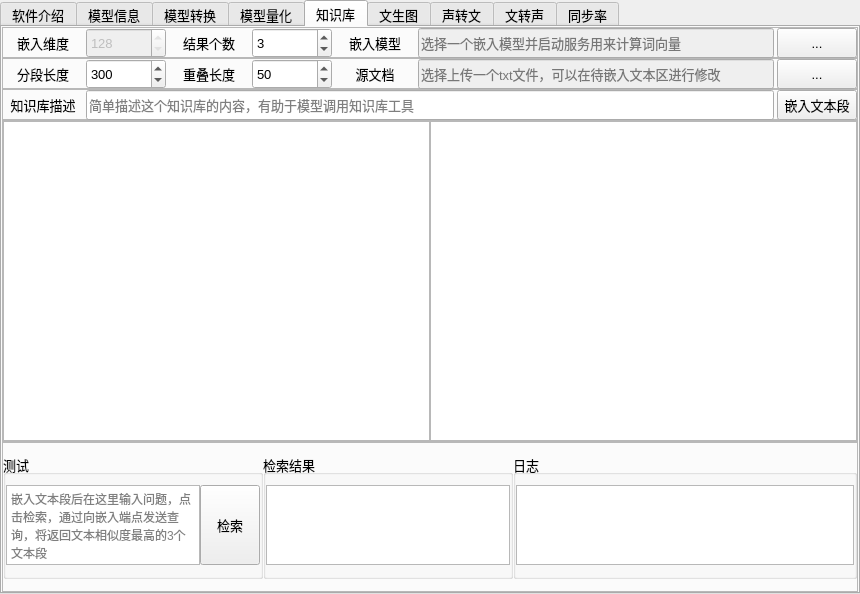
Qt form src/expend.ui (ylsdamxssjxxdd/eva) before a commit.
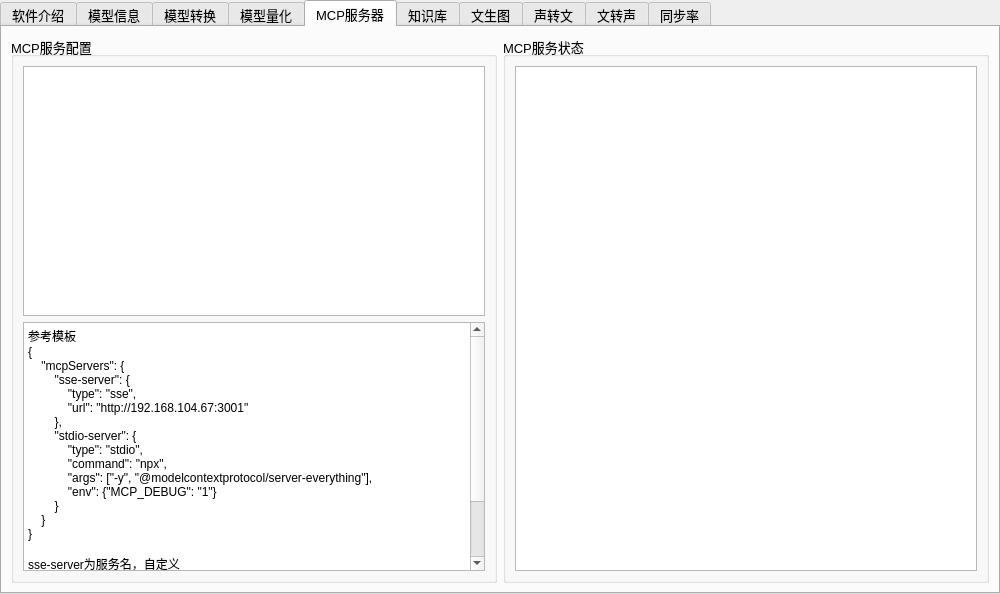
The same form after that commit. Custom widgets are drawn as their Qt base class.

Commit message: 初步添加MCP服务器选项卡

```diff
--- a/src/expend.ui
+++ b/src/expend.ui
@@ -6,7 +6,7 @@
    <rect>
     <x>0</x>
     <y>0</y>
-    <width>860</width>
+    <width>1000</width>
     <height>594</height>
    </rect>
   </property>
@@ -1106,6 +1106,72 @@
        </item>
       </layout>
      </widget>
+     <widget class="QWidget" name="mcp_server_tab">
+      <attribute name="title">
+       <string>MCP服务器</string>
+      </attribute>
+      <layout class="QHBoxLayout" name="horizontalLayout_38">
+       <item>
+        <widget class="QGroupBox" name="mcp_server_config_groupBox">
+         <property name="title">
+          <string>MCP服务配置</string>
+         </property>
+         <layout class="QVBoxLayout" name="verticalLayout_20">
+          <item>
+           <widget class="QTextEdit" name="mcp_server_config_textEdit"/>
+          </item>
+          <item>
+           <widget class="QPlainTextEdit" name="mcp_server_config_plainTextEdit">
+            <property name="font">
+             <font>
+              <family>Arial</family>
+              <pointsize>9</pointsize>
+             </font>
+            </property>
+            <property name="readOnly">
+             <bool>true</bool>
+            </property>
+            <property name="plainText">
+             <string>参考模板
+{
+    &quot;mcpServers&quot;: {
+        &quot;sse-server&quot;: {
+            &quot;type&quot;: &quot;sse&quot;,
+            &quot;url&quot;: &quot;http://192.168.104.67:3001&quot;
+        },
+        &quot;stdio-server&quot;: {
+            &quot;type&quot;: &quot;stdio&quot;,
+            &quot;command&quot;: &quot;npx&quot;,
+            &quot;args&quot;: [&quot;-y&quot;, &quot;@modelcontextprotocol/server-everything&quot;],
+            &quot;env&quot;: {&quot;MCP_DEBUG&quot;: &quot;1&quot;}
+        }
+    }
+}
+
+sse-server为服务名，自定义
+type为服务类型，可以是sse（远程）或stdio（本地）
+sse要求填入url
+stdio要求填入command和args，可以附带env环境</string>
+            </property>
+           </widget>
+          </item>
+         </layout>
+        </widget>
+       </item>
+       <item>
+        <widget class="QGroupBox" name="mcp_server_state_groupBox">
+         <property name="title">
+          <string>MCP服务状态</string>
+         </property>
+         <layout class="QVBoxLayout" name="verticalLayout_21">
+          <item>
+           <widget class="QListView" name="mcp_server_state_listView"/>
+          </item>
+         </layout>
+        </widget>
+       </item>
+      </layout>
+     </widget>
      <widget class="QWidget" name="tab_5">
       <attribute name="title">
        <string>知识库</string>
```
The commit also changes 39 other files.
